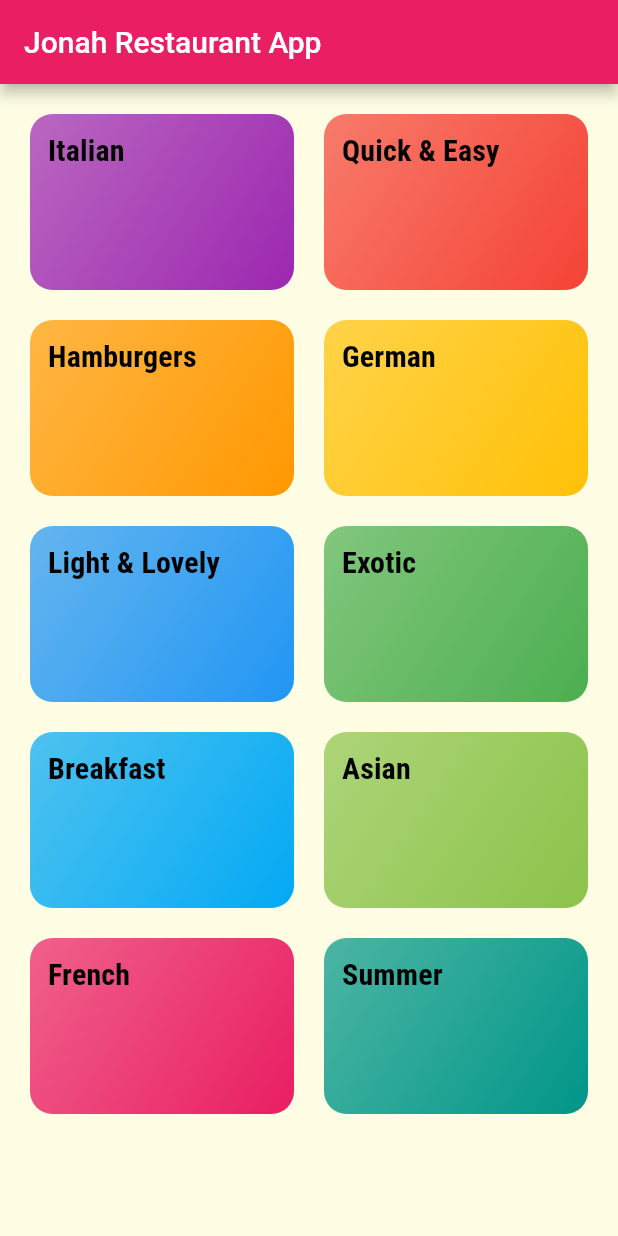
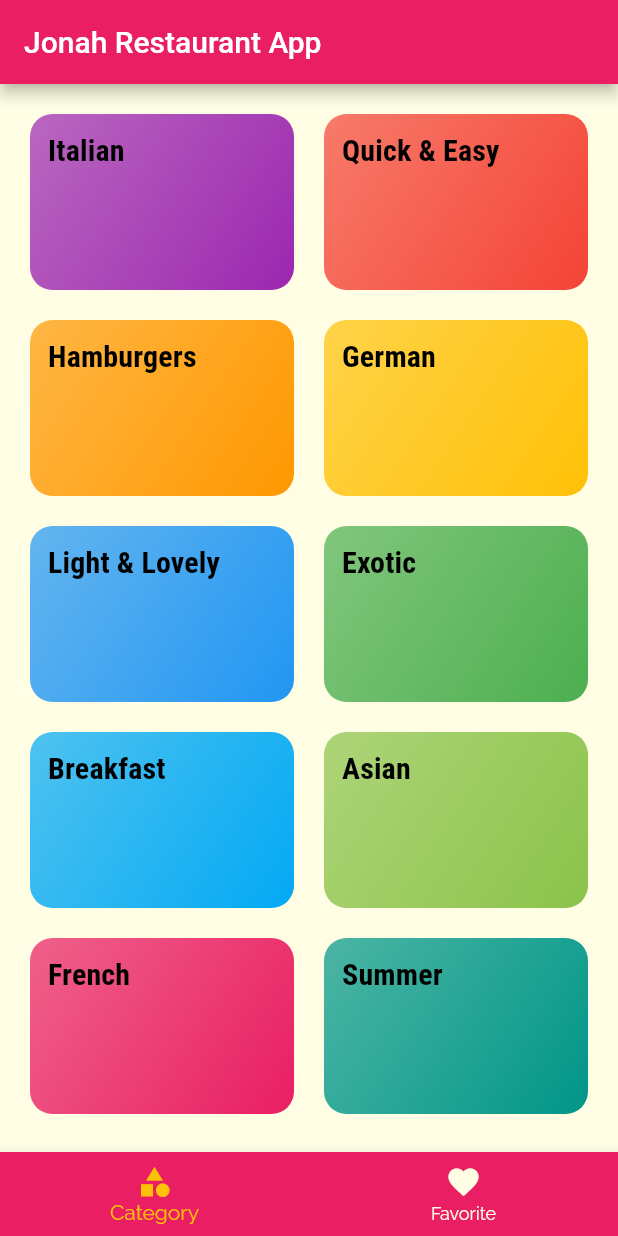
Before and after one commit to Muta-Jonathan/flutter-Meals-app, a Flutter app: the screen it shows after launch, on a phone screen of 412 x 824 dp. Run offline on Flutter 3.47's test engine with Material 2 defaults, Android fonts, the phone set to English and light mode, and no system bars.

```diff
--- a/lib/main.dart
+++ b/lib/main.dart
@@ -3,6 +3,7 @@ import 'package:flutter/material.dart';
 import './screens/categories_screen.dart';
 import 'screens/category_meal_screen.dart';
 import 'screens/meal_details_screen.dart';
+import 'screens/tabs_screen.dart';
 
 void main() {
   runApp(const MyApp());
@@ -30,7 +31,7 @@ class MyApp extends StatelessWidget {
                   fontWeight: FontWeight.bold),
             ),
       ),
-      home: CategoryScreen(),
+      home: TabsScreen(),
       routes: {
         CategoryMealScreen.routeName: (ctx) => CategoryMealScreen(),
         MealDetailScreen.routeName: (ctx) => MealDetailScreen(),
--- a/lib/screens/categories_screen.dart
+++ b/lib/screens/categories_screen.dart
@@ -8,16 +8,16 @@ class CategoryScreen extends StatelessWidget {
 
   @override
   Widget build(BuildContext context) {
-    return Scaffold(
-      appBar: AppBar(
-        title: Text("Jonah Restaurant App"),
-      ),
-      body: GridView(
+    return GridView(
       padding: EdgeInsets.all(20),
       // ignore: sort_child_properties_last
       children: DUMMY_CATEGORIES
           .map(
-              (data) => CategoryItem(title: data.title, color: data.color, id: data.id, ),
+            (data) => CategoryItem(
+              title: data.title,
+              color: data.color,
+              id: data.id,
+            ),
           )
           .toList(),
       gridDelegate: SliverGridDelegateWithMaxCrossAxisExtent(
@@ -26,7 +26,6 @@ class CategoryScreen extends StatelessWidget {
         crossAxisSpacing: 20,
         mainAxisSpacing: 20,
       ),
-      ),
     );
   }
 }
--- /dev/null
+++ b/lib/screens/favorite_screen.dart
@@ -0,0 +1,14 @@
+import 'package:flutter/cupertino.dart';
+import 'package:flutter/src/widgets/container.dart';
+import 'package:flutter/src/widgets/framework.dart';
+
+class FavoriteScreen extends StatelessWidget {
+  const FavoriteScreen({super.key});
+
+  @override
+  Widget build(BuildContext context) {
+    return Container(
+      child: Text('Me'),
+    );
+  }
+}
--- /dev/null
+++ b/lib/screens/tabs_screen.dart
@@ -0,0 +1,54 @@
+import 'package:flutter/material.dart';
+
+import 'categories_screen.dart';
+import './favorite_screen.dart';
+
+class TabsScreen extends StatefulWidget {
+  const TabsScreen({super.key});
+
+  @override
+  State<TabsScreen> createState() => _TabsScreenState();
+}
+
+class _TabsScreenState extends State<TabsScreen> {
+  final List<Map<String, dynamic>> _pages = [
+    {
+      'title': 'Jonah Restaurant App',
+      'page': CategoryScreen(),
+    },
+    {
+      'title': 'Your Favorite',
+      'page': FavoriteScreen(),
+    },
+  ];
+  int _selectedPageIndex = 0;
+
+  void _selectPage(int index) {
+    setState(() {
+      _selectedPageIndex = index;
+    });
+  }
+
+  @override
+  Widget build(BuildContext context) {
+    return Scaffold(
+      appBar: AppBar(
+        title: Text(_pages[_selectedPageIndex]['title']),
+      ),
+      body: _pages[_selectedPageIndex]['page'],
+      bottomNavigationBar: BottomNavigationBar(
+        currentIndex: _selectedPageIndex,
+        selectedItemColor: Theme.of(context).accentColor,
+        unselectedItemColor: Theme.of(context).canvasColor,
+        items: [
+          BottomNavigationBarItem(
+              icon: Icon(Icons.category_sharp), label: 'Category'),
+          BottomNavigationBarItem(
+              icon: Icon(Icons.favorite_sharp), label: 'Favorite'),
+        ],
+        backgroundColor: Theme.of(context).primaryColor,
+        onTap: _selectPage,
+      ),
+    );
+  }
+}
```
Lines whose indentation alone changed are shown as unchanged.
